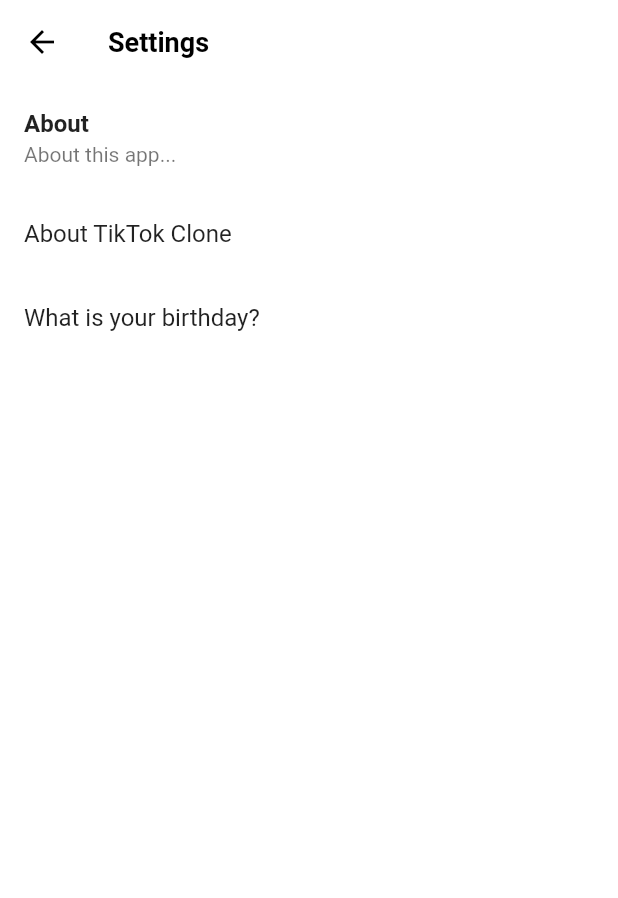
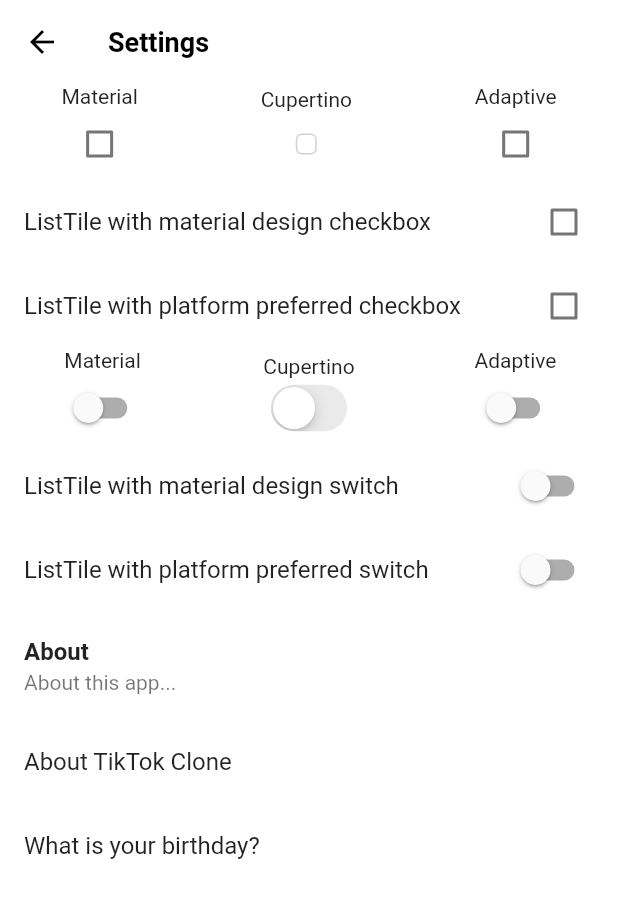
Before and after one commit to cskime/nomadcoders-tiktok-clone, a Flutter app: the SettingsScreen screen opened directly, on a phone screen of 412 x 824 dp. Shown: the top 898 px of the screen. Run offline on Flutter 3.47's test engine with Material 3 defaults, Android fonts, the phone set to English and light mode, and no system bars; our stand-ins replace font_awesome_flutter, video_player, visibility_detector; network calls fail.

Commit message:
#13.3 Checkbox and Switch widget for iOS/Android, CheckboxListTile, SwitchListTile

```diff
--- a/lib/features/settings/settings_screen.dart
+++ b/lib/features/settings/settings_screen.dart
@@ -1,7 +1,23 @@
+import 'package:flutter/cupertino.dart';
 import 'package:flutter/material.dart';
 
-class SettingsScreen extends StatelessWidget {
+class SettingsScreen extends StatefulWidget {
   const SettingsScreen({super.key});
+
+  @override
+  State<SettingsScreen> createState() => _SettingsScreenState();
+}
+
+class _SettingsScreenState extends State<SettingsScreen> {
+  bool _notifications = false;
+
+  void _notificationChanged(bool? newValue) {
+    if (newValue == null) return;
+
+    setState(() {
+      _notifications = newValue;
+    });
+  }
 
   @override
   Widget build(BuildContext context) {
@@ -11,6 +27,92 @@ class SettingsScreen extends StatelessWidget {
       ),
       body: ListView(
         children: [
+          Row(
+            mainAxisAlignment: MainAxisAlignment.spaceAround,
+            children: [
+              Column(
+                children: [
+                  const Text('Material'),
+                  Checkbox(
+                    value: _notifications,
+                    onChanged: _notificationChanged,
+                  ),
+                ],
+              ),
+              Column(
+                children: [
+                  const Text('Cupertino'),
+                  CupertinoCheckbox(
+                    value: _notifications,
+                    onChanged: _notificationChanged,
+                  ),
+                ],
+              ),
+              Column(
+                children: [
+                  const Text('Adaptive'),
+                  Checkbox.adaptive(
+                    value: _notifications,
+                    onChanged: _notificationChanged,
+                  ),
+                ],
+              ),
+            ],
+          ),
+          CheckboxListTile(
+            value: _notifications,
+            title: const Text('ListTile with material design checkbox'),
+            checkColor: Colors.white,
+            activeColor: Colors.black,
+            onChanged: _notificationChanged,
+          ),
+          CheckboxListTile.adaptive(
+            value: _notifications,
+            title: const Text('ListTile with platform preferred checkbox'),
+            onChanged: _notificationChanged,
+          ),
+          Row(
+            mainAxisAlignment: MainAxisAlignment.spaceAround,
+            children: [
+              Column(
+                children: [
+                  const Text('Material'),
+                  Switch(
+                    value: _notifications,
+                    onChanged: _notificationChanged,
+                  ),
+                ],
+              ),
+              Column(
+                children: [
+                  const Text('Cupertino'),
+                  CupertinoSwitch(
+                    value: _notifications,
+                    onChanged: _notificationChanged,
+                  ),
+                ],
+              ),
+              Column(
+                children: [
+                  const Text('Adaptive'),
+                  Switch.adaptive(
+                    value: _notifications,
+                    onChanged: _notificationChanged,
+                  ),
+                ],
+              ),
+            ],
+          ),
+          SwitchListTile(
+            value: _notifications,
+            title: const Text('ListTile with material design switch'),
+            onChanged: _notificationChanged,
+          ),
+          SwitchListTile.adaptive(
+            value: _notifications,
+            title: const Text('ListTile with platform preferred switch'),
+            onChanged: _notificationChanged,
+          ),
           ListTile(
             onTap: () => showAboutDialog(
               context: context,
```
Also changed, not shown: 1 other file.
